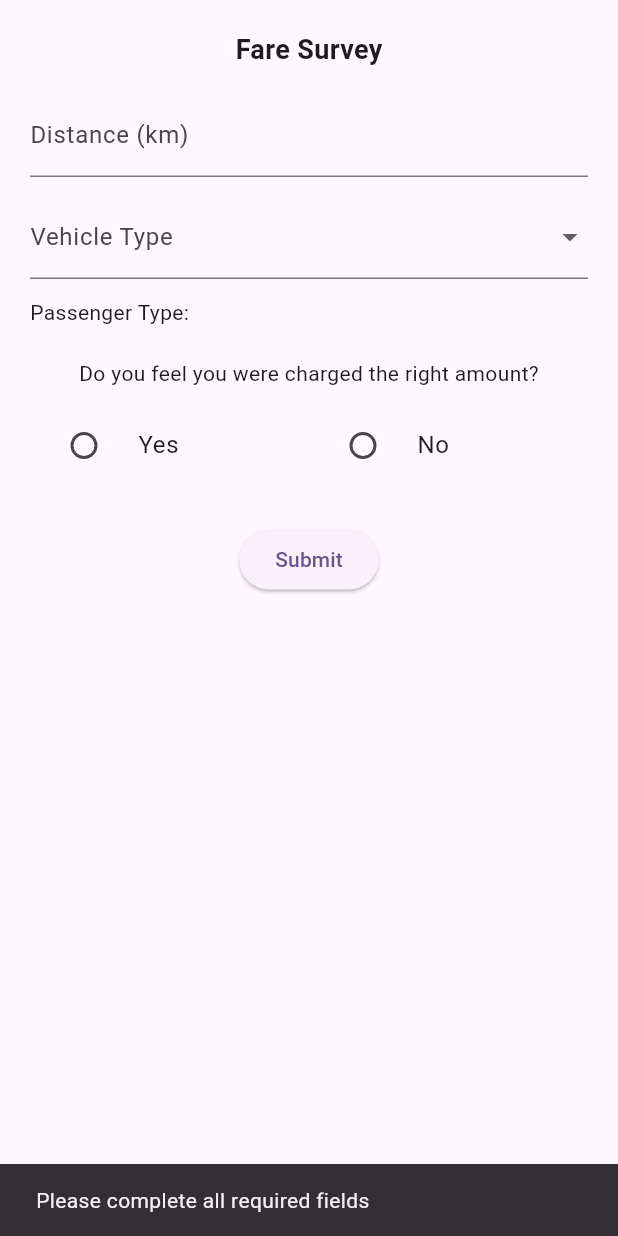
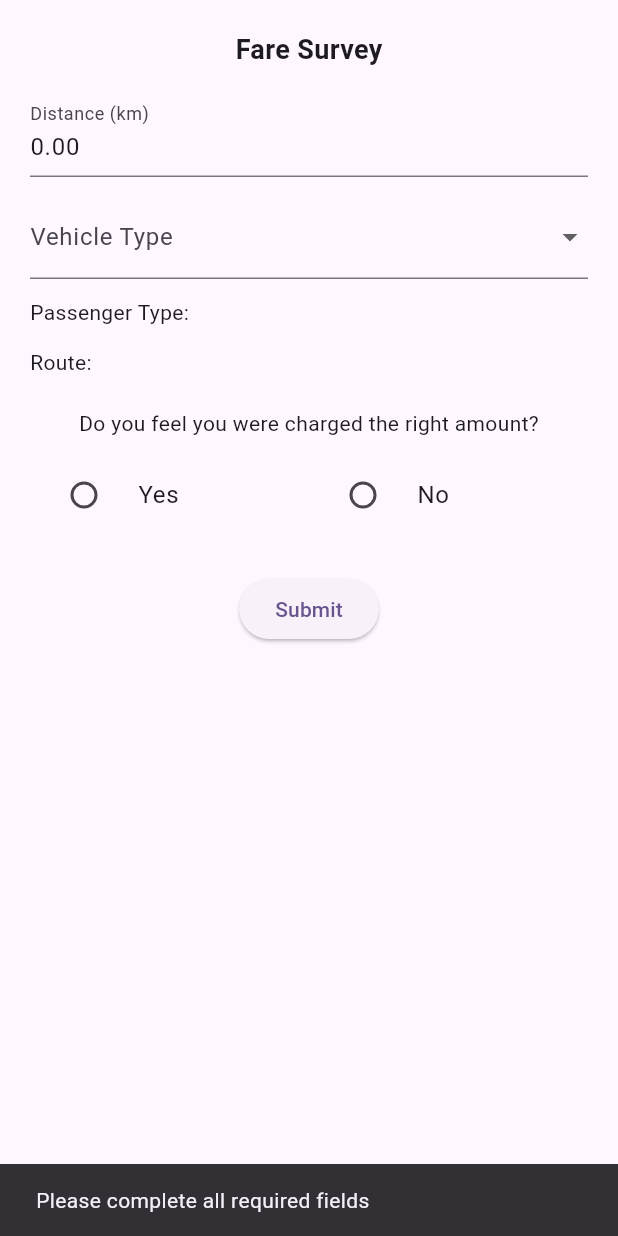
Before and after one commit to BGrazer/Maiway, a Flutter app: the SurveyPage widget shown alone on an empty page, opened directly with empty values, after a tap on "Submit", on a phone screen of 412 x 824 dp. Run offline on Flutter 3.47's test engine with Material 3 defaults, Android fonts, the phone set to English and light mode, and no system bars; our stand-ins replace cloud_firestore, firebase_auth, firebase_core, flutter_map, font_awesome_flutter, geolocator and 3 more; missing offline and left inert: flutter_map_location_marker, syncfusion_flutter_pdfviewer; accounts and stored records are empty.

Commit message:
changed survey

```diff
--- a/maiwayapp/lib/survey_page.dart
+++ b/maiwayapp/lib/survey_page.dart
@@ -1,6 +1,9 @@
 import 'package:flutter/material.dart';
 import 'package:http/http.dart' as http;
 import 'dart:convert';
+
+import 'package:cloud_firestore/cloud_firestore.dart';
+import 'package:firebase_auth/firebase_auth.dart';
 
 class SurveyPage extends StatefulWidget {
   final double distanceKm;
@@ -20,7 +23,6 @@ class SurveyPage extends StatefulWidget {
   State<SurveyPage> createState() => _SurveyPageState();
 }
 
-
 class _SurveyPageState extends State<SurveyPage> {
   String? _fareFeedback;
   final TextEditingController _chargedFareController = TextEditingController();
@@ -30,10 +32,54 @@ class _SurveyPageState extends State<SurveyPage> {
   final List<String> _transportOptions = ['Jeep', 'Bus'];
 
   @override
+  void initState() {
+    super.initState();
+    _selectedTransportMode = widget.transportMode;
+    _distanceController.text = widget.distanceKm.toStringAsFixed(2);
+  }
+
+  @override
   void dispose() {
     _chargedFareController.dispose();
     _distanceController.dispose();
     super.dispose();
+  }
+
+  Future<void> pushSurveyToFirestore({
+    required double distance,
+    required String vehicleType,
+    required String passengerType,
+    required double fareGiven,
+    required double predictedFare,
+    required double difference,
+    required bool isAnomalous,
+    required String route,
+  }) async {
+    final user = FirebaseAuth.instance.currentUser;
+
+    if (user == null) {
+      print("No user logged in.");
+      return;
+    }
+
+    final userId = user.uid;
+    final name = user.displayName ?? 'Anonymous';
+
+    final surveyData = {
+      'userId': userId,
+      'name': name,
+      'distance': distance.toString(),
+      'vehicleType': vehicleType,
+      'passenger_type': passengerType,
+      'fare_given': fareGiven,
+      'original_fare': predictedFare,
+      'fare_difference': difference,
+      'anomalous': isAnomalous,
+      'route': route,
+      'timestamp': FieldValue.serverTimestamp(),
+    };
+
+    await FirebaseFirestore.instance.collection('surveys').add(surveyData);
   }
 
   Future<void> _submitSurvey() async {
@@ -53,14 +99,26 @@ class _SurveyPageState extends State<SurveyPage> {
     }
 
     if (_fareFeedback == 'yes') {
+      // ✅ Optional: Also store "yes" responses
+      await pushSurveyToFirestore(
+        distance: distance,
+        vehicleType: _selectedTransportMode!,
+        passengerType: widget.passengerType,
+        fareGiven: 0.0,
+        predictedFare: 0.0,
+        difference: 0.0,
+        isAnomalous: false,
+        route: widget.selectedPreference,
+      );
+
       showDialog(
         context: context,
         builder: (context) => AlertDialog(
           title: const Text("Nice!"),
           content: Text(
             "Thank you and have a safe trip.\n\n"
-            "distanceKm: $distance km\n"
-            "transportMode: $_selectedTransportMode\n"
+            "Distance: $distance km\n"
+            "Transport Mode: $_selectedTransportMode\n"
             "Passenger Type: ${widget.passengerType}",
           ),
           actions: [
@@ -91,7 +149,6 @@ class _SurveyPageState extends State<SurveyPage> {
       }
 
       final url = Uri.parse("http://127.0.0.1:5000/predict_fare");
-      final isDiscounted = widget.passengerType.toLowerCase() == 'discounted';
 
       try {
         final response = await http.post(
@@ -99,21 +156,41 @@ class _SurveyPageState extends State<SurveyPage> {
           headers: {'Content-Type': 'application/json'},
           body: jsonEncode({
             "vehicle_type": _selectedTransportMode,
+            "passenger_type": widget.passengerType,
             "distance_km": distance,
             "charged_fare": chargedFare,
-            "discounted": isDiscounted,
           }),
         );
 
         final data = jsonDecode(response.body);
+
+        if (data.containsKey('error')) {
+          ScaffoldMessenger.of(context).showSnackBar(
+            SnackBar(content: Text('Error: ${data['error']}')),
+          );
+          return;
+        }
+
         final predictedFare = data['predicted_fare'];
         final difference = data['difference'];
         final chargedFareFormatted = data['charged_fare'];
         final isAnomalous = data['is_anomalous'];
 
+        // ✅ Push to Firebase
+        await pushSurveyToFirestore(
+          distance: distance,
+          vehicleType: _selectedTransportMode!,
+          passengerType: widget.passengerType,
+          fareGiven: chargedFare,
+          predictedFare: predictedFare.toDouble(),
+          difference: difference.toDouble(),
+          isAnomalous: isAnomalous,
+          route: widget.selectedPreference,
+        );
+
         final alert = isAnomalous
-            ? "ALERT: Overpricing Detected!"
-            : "Fare is within the acceptable range.";
+            ? "⚠️ ALERT: Overpricing Detected!"
+            : "✅ Fare is within the acceptable range.";
 
         showDialog(
           context: context,
@@ -157,7 +234,6 @@ class _SurveyPageState extends State<SurveyPage> {
             const Text("Fare Survey", style: TextStyle(fontSize: 18, fontWeight: FontWeight.bold)),
             const SizedBox(height: 16),
 
-            // Distance input
             TextField(
               controller: _distanceController,
               keyboardType: const TextInputType.numberWithOptions(decimal: true),
@@ -169,7 +245,6 @@ class _SurveyPageState extends State<SurveyPage> {
 
             const SizedBox(height: 12),
 
-            // Vehicle dropdown
             DropdownButtonFormField<String>(
               value: _selectedTransportMode,
               decoration: const InputDecoration(labelText: "Vehicle Type"),
@@ -181,7 +256,6 @@ class _SurveyPageState extends State<SurveyPage> {
 
             const SizedBox(height: 12),
 
-            // Passenger Type (display only)
             Row(
               children: [
                 const Text("Passenger Type: "),
@@ -189,9 +263,17 @@ class _SurveyPageState extends State<SurveyPage> {
               ],
             ),
 
+            const SizedBox(height: 12),
+
+            Row(
+              children: [
+                const Text("Route: "),
+                Flexible(child: Text(widget.selectedPreference, style: const TextStyle(fontWeight: FontWeight.bold))),
+              ],
+            ),
+
             const SizedBox(height: 20),
 
-            // Fare Feedback (Yes/No)
             const Text("Do you feel you were charged the right amount?"),
             const SizedBox(height: 10),
             Row(
```
